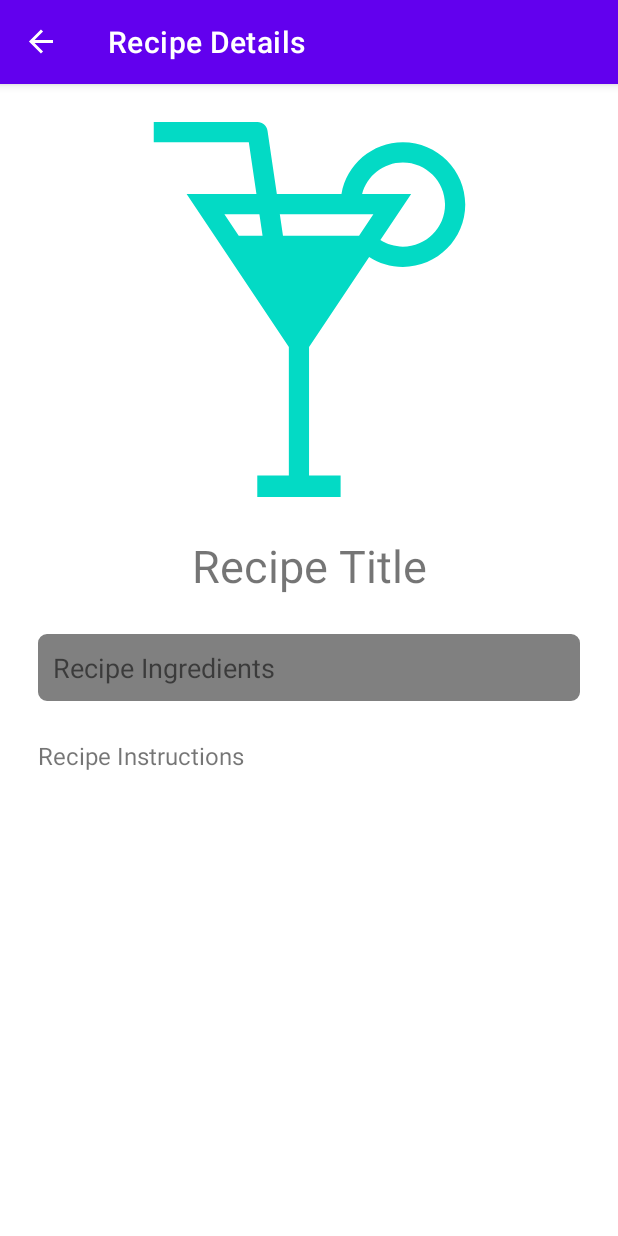
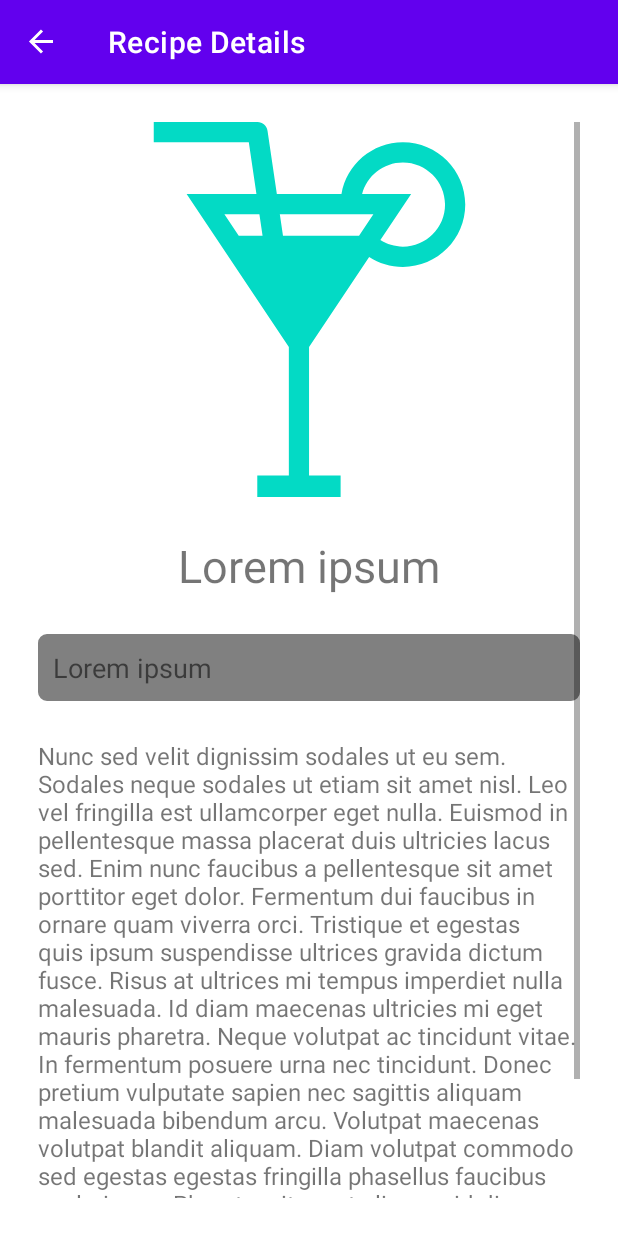
Before and after one commit to akr3081/mixology, an Android app: the RecipeDetailFragment screen opened through its navigation route, on a phone screen of 412 x 824 dp. Run offline under Robolectric (Android 15) with nearby library versions, the light colour scheme and no system bars; our stand-ins replace navigation-ui; pictures from the network do not load.

Commit message:
Added default strings and content descriptions

```diff
--- a/app/src/main/res/layout/ingredient_list_fragment.xml
+++ b/app/src/main/res/layout/ingredient_list_fragment.xml
@@ -11,9 +11,7 @@
         android:id="@+id/ingredient_list_title"
         android:layout_width="wrap_content"
         android:layout_height="wrap_content"
-        android:layout_marginTop="25dp"
-        android:textSize="30sp"
-        android:text="Ingredients"
+        android:text="@string/default_string_l"
         app:layout_constraintTop_toTopOf="parent"
         app:layout_constraintBottom_toBottomOf="parent"
         app:layout_constraintStart_toStartOf="parent"
--- a/app/src/main/res/layout/list_item_recipe.xml
+++ b/app/src/main/res/layout/list_item_recipe.xml
@@ -18,7 +18,7 @@
             android:layout_width="75dp"
             android:layout_height="75dp"
             android:src="@drawable/thumbnail"
-            android:contentDescription="Recipe thumbnail"
+            android:contentDescription="@string/thumbnail_alt_text"
             app:layout_constraintTop_toTopOf="parent"
             app:layout_constraintBottom_toBottomOf="parent"
             app:layout_constraintStart_toStartOf="parent"
@@ -30,7 +30,7 @@
             android:layout_marginStart="20dp"
             android:textSize="20sp"
             android:textStyle="bold"
-            android:text="default title"
+            android:text="@string/default_string_s"
             app:layout_constraintTop_toTopOf="@id/recipe_list_image"
             app:layout_constraintStart_toEndOf="@id/recipe_list_image"
         />
@@ -39,7 +39,7 @@
             android:id="@+id/recipe_list_description"
             android:layout_width="wrap_content"
             android:layout_height="wrap_content"
-            android:text="default description value"
+            android:text="@string/default_string_m"
             android:layout_marginTop="20dp"
             app:layout_constraintTop_toBottomOf="@id/recipe_list_title"
             app:layout_constraintStart_toStartOf="@id/recipe_list_title"
--- a/app/src/main/res/layout/recipe_detail_fragment.xml
+++ b/app/src/main/res/layout/recipe_detail_fragment.xml
@@ -27,7 +27,7 @@
                 android:layout_width="250dp"
                 android:layout_height="250dp"
                 android:src="@drawable/thumbnail"
-                android:contentDescription="Recipe thumbnail"
+                android:contentDescription="@string/thumbnail_alt_text"
                 app:layout_constraintTop_toTopOf="parent"
                 app:layout_constraintStart_toStartOf="parent"
                 app:layout_constraintEnd_toEndOf="parent"
@@ -39,7 +39,7 @@
                 android:layout_height="wrap_content"
                 android:layout_marginTop="25dp"
                 android:textSize="30sp"
-                android:text="Recipe Title"
+                android:text="@string/default_string_s"
                 app:layout_constraintTop_toBottomOf="@id/recipe_detail_image"
                 app:layout_constraintStart_toStartOf="parent"
                 app:layout_constraintEnd_toEndOf="parent"
@@ -54,7 +54,7 @@
                 android:paddingBottom="0dp"
                 android:background="@drawable/rounded_corner"
                 android:textSize="18sp"
-                android:text="Recipe Ingredients"
+                android:text="@string/default_string_s"
                 app:layout_constraintTop_toBottomOf="@id/recipe_detail_title"
                 app:layout_constraintStart_toStartOf="parent"
             />
@@ -65,7 +65,7 @@
                 android:layout_height="wrap_content"
                 android:layout_marginTop="25dp"
                 android:textSize="16sp"
-                android:text="Recipe Instructions"
+                android:text="@string/default_string_xl"
                 app:layout_constraintTop_toBottomOf="@id/recipe_detail_ingredients"
                 app:layout_constraintStart_toStartOf="parent"
             />
--- a/app/src/main/res/layout/recipe_list_fragment.xml
+++ b/app/src/main/res/layout/recipe_list_fragment.xml
@@ -10,7 +10,7 @@ tools:context=".RecipeListFragment">
         android:id="@+id/ingredient_list_button"
         android:layout_width="match_parent"
         android:layout_height="50dp"
-        android:text="Ingredients"
+        android:text="@string/default_string_s"
         app:layout_constraintTop_toTopOf="parent"
         app:layout_constraintStart_toStartOf="parent"
         app:layout_constraintEnd_toEndOf="parent"
@@ -33,7 +33,7 @@ tools:context=".RecipeListFragment">
         android:layout_gravity="bottom|end"
         android:layout_marginEnd="16dp"
         android:layout_marginBottom="16dp"
-        android:contentDescription="Sync Recipes"
+        android:contentDescription="@string/fab_alt_text"
         app:srcCompat="@android:drawable/ic_popup_sync"
         app:layout_constraintBottom_toBottomOf="parent"
         app:layout_constraintEnd_toEndOf="parent"
--- a/app/src/main/res/values/strings.xml
+++ b/app/src/main/res/values/strings.xml
@@ -3,4 +3,10 @@
     <string name="recipe_list_heading">Recipe List</string>
     <string name="recipe_details_heading">Recipe Details</string>
     <string name="ingredient_list_heading">Ingredient List</string>
+    <string name="thumbnail_alt_text">Recipe Thumbnail</string>
+    <string name="fab_alt_text">Sync Recipes</string>
+    <string name="default_string_s">Lorem ipsum</string>
+    <string name="default_string_m">Lectus nulla at volutpat diam ut venenatis</string>
+    <string name="default_string_l">Sit amet facilisis magna etiam tempor orci eu. Ullamcorper dignissim cras tincidunt lobortis feugiat vivamus at augue. Nulla facilisi nullam vehicula ipsum. Morbi enim nunc faucibus a pellentesque.</string>
+    <string name="default_string_xl">Nunc sed velit dignissim sodales ut eu sem. Sodales neque sodales ut etiam sit amet nisl. Leo vel fringilla est ullamcorper eget nulla. Euismod in pellentesque massa placerat duis ultricies lacus sed. Enim nunc faucibus a pellentesque sit amet porttitor eget dolor. Fermentum dui faucibus in ornare quam viverra orci. Tristique et egestas quis ipsum suspendisse ultrices gravida dictum fusce. Risus at ultrices mi tempus imperdiet nulla malesuada. Id diam maecenas ultricies mi eget mauris pharetra. Neque volutpat ac tincidunt vitae. In fermentum posuere urna nec tincidunt. Donec pretium vulputate sapien nec sagittis aliquam malesuada bibendum arcu. Volutpat maecenas volutpat blandit aliquam. Diam volutpat commodo sed egestas egestas fringilla phasellus faucibus scelerisque. Pharetra sit amet aliquam id diam maecenas ultricies. Gravida rutrum quisque non tellus orci ac auctor augue. Fermentum iaculis eu non diam phasellus. Vulputate mi sit amet mauris commodo quis.</string>
 </resources>
```
